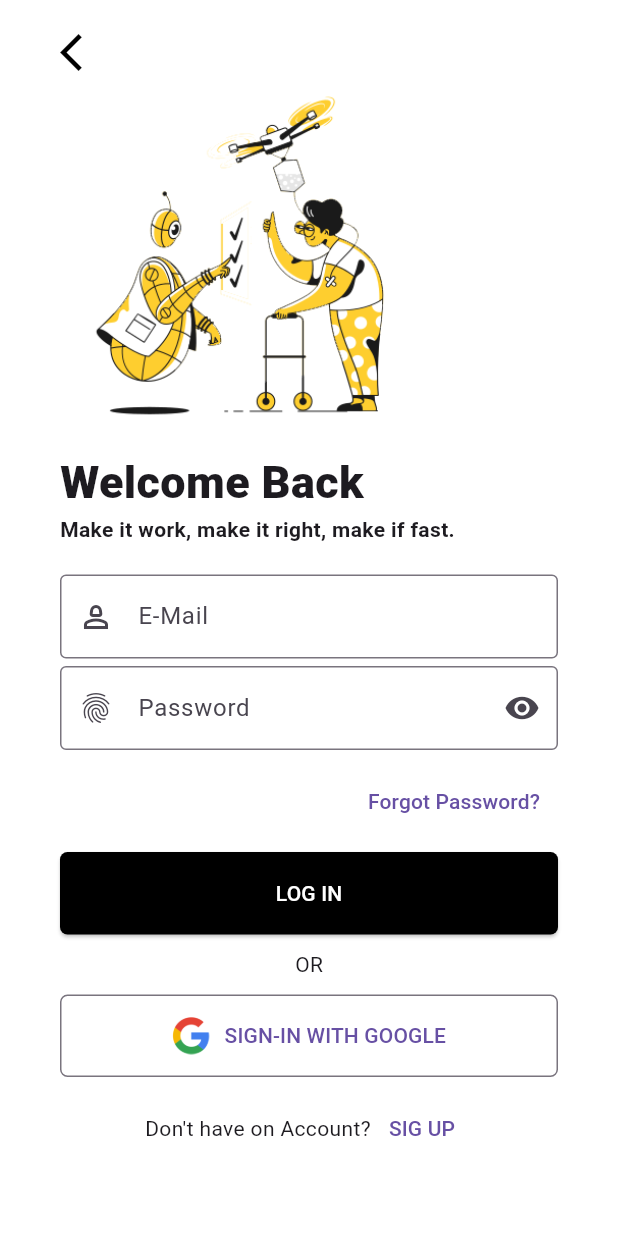
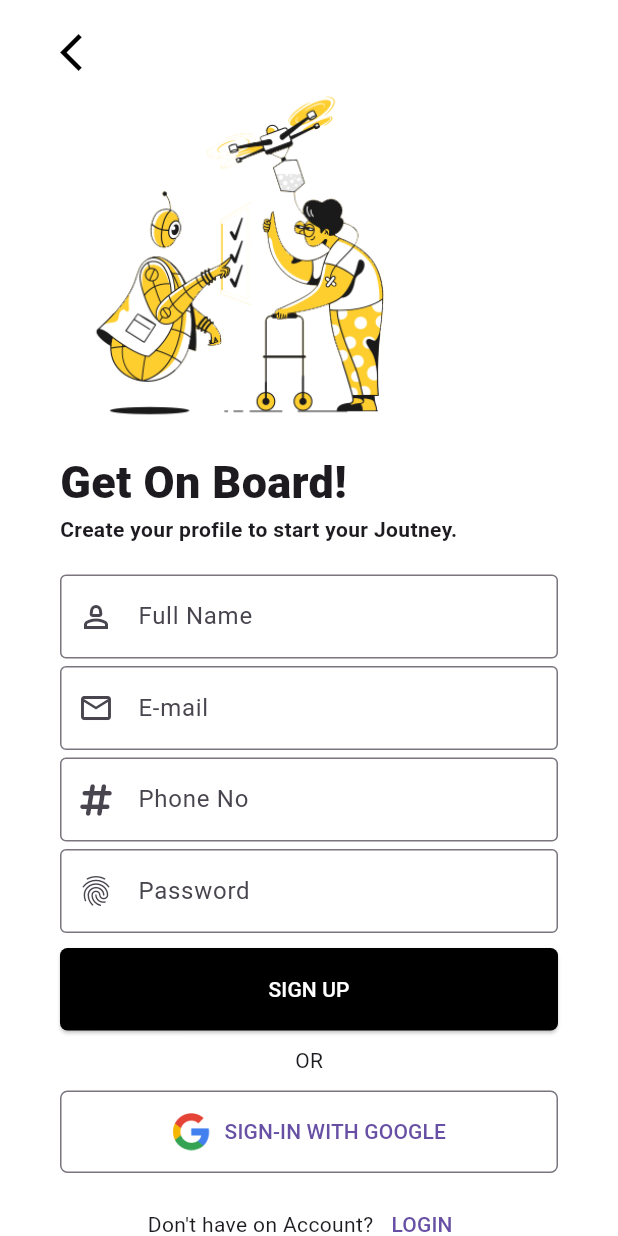
Before and after one commit to ammarinboiman/flutter_dti_project, a Flutter app: the SigupUi screen opened directly, on a phone screen of 412 x 824 dp. Run offline on Flutter 3.47's test engine with Material 3 defaults, Android fonts, the phone set to English and light mode, and no system bars; our stand-ins replace font_awesome_flutter, google_fonts; Roboto replaces fonts that are missing (Kanit).

Commit message:
Project Complete v.1

```diff
--- a/lib/main.dart
+++ b/lib/main.dart
@@ -1,5 +1,7 @@
 import 'package:flutter/material.dart';
 import 'package:flutter_dti_project/views/login_ui.dart';
+import 'package:flutter_dti_project/views/sigup_ui.dart';
+import 'package:flutter_dti_project/views/welcome_ui.dart';
 import 'package:google_fonts/google_fonts.dart';
 
 
@@ -20,7 +22,7 @@ class _FlutterDtiProjectState extends State<FlutterDtiProject> {
   Widget build(BuildContext context) {
     return MaterialApp(
       debugShowCheckedModeBanner: false,
-      home: LoginUi(),
+      home: SigupUi(),
       theme: ThemeData(
         textTheme: GoogleFonts.kanitTextTheme(
         Theme.of(context).textTheme
--- a/lib/views/sigup_ui.dart
+++ b/lib/views/sigup_ui.dart
@@ -1,6 +1,8 @@
 // ignore_for_file: sort_child_properties_last
 
 import 'package:flutter/material.dart';
+import 'package:flutter_dti_project/views/login_ui.dart';
+import 'package:font_awesome_flutter/font_awesome_flutter.dart';
 
 class SigupUi extends StatefulWidget {
   const SigupUi({super.key});
@@ -14,7 +16,8 @@ class _SigupUiState extends State<SigupUi> {
   Widget build(BuildContext context) {
     return Scaffold(
       backgroundColor: Colors.white,
-      body: Padding(
+      body: SingleChildScrollView(
+        child: Padding(
           padding: const EdgeInsets.only(
             left: 40,
             right: 40,
@@ -30,7 +33,14 @@ class _SigupUiState extends State<SigupUi> {
                 Align(
                   alignment: Alignment.centerLeft,
                   child: InkWell(
-                  onTap: () { },
+                    onTap: () {
+                       Navigator.push(
+                        context,
+                        MaterialPageRoute(
+                          builder: (context) => LoginUi(),
+                        ),
+                      );
+                    },
                     child: Icon(
                       Icons.arrow_back_ios,
                       color: Colors.black,
@@ -48,7 +58,7 @@ class _SigupUiState extends State<SigupUi> {
                 Align(
                   alignment: Alignment.centerLeft,
                   child: Text(
-                  'Welcome Back',
+                    'Get On Board!',
                     style: TextStyle(
                       fontSize: 30,
                       fontWeight: FontWeight.w900,
@@ -58,7 +68,7 @@ class _SigupUiState extends State<SigupUi> {
                 Align(
                   alignment: Alignment.centerLeft,
                   child: Text(
-                  'Make it work, make it right, make if fast.',
+                    'Create your profile to start your Joutney.',
                     style: TextStyle(
                       fontWeight: FontWeight.bold,
                     ),
@@ -73,7 +83,31 @@ class _SigupUiState extends State<SigupUi> {
                     prefixIcon: Icon(
                       Icons.person_2_outlined,
                     ),
-                  labelText: 'E-Mail',
+                    labelText: 'Full Name',
+                  ),
+                ),
+                SizedBox(
+                  height: 5,
+                ),
+                TextField(
+                  decoration: InputDecoration(
+                    border: OutlineInputBorder(),
+                    prefixIcon: Icon(
+                      Icons.email_outlined,
+                    ),
+                    labelText: 'E-mail',
+                  ),
+                ),
+                SizedBox(
+                  height: 5,
+                ),
+                TextField(
+                  decoration: InputDecoration(
+                    border: OutlineInputBorder(),
+                    prefixIcon: Icon(
+                      FontAwesomeIcons.hashtag,
+                    ),
+                    labelText: 'Phone No',
                   ),
                 ),
                 SizedBox(
@@ -87,22 +121,6 @@ class _SigupUiState extends State<SigupUi> {
                       Icons.fingerprint,
                     ),
                     hintText: 'Password',
-                  suffixIcon: IconButton(
-                    onPressed: () {},
-                    icon: Icon(
-                      Icons.visibility,
-                    ),
-                  ),
-                ),
-              ),
-              SizedBox(
-                height: 10,
-              ),
-              Align(
-                alignment: Alignment.centerRight,
-                child: TextButton(
-                  onPressed: () {},
-                  child: Text('Forgot Password?'),
                     ),
                   ),
                 SizedBox(
@@ -111,7 +129,7 @@ class _SigupUiState extends State<SigupUi> {
                 ElevatedButton(
                   onPressed: () {},
                   child: Text(
-                  'LOG IN',
+                    'SIGN UP',
                     style: TextStyle(
                       color: Colors.white,
                     ),
@@ -175,8 +193,15 @@ class _SigupUiState extends State<SigupUi> {
                         'Don\'t have on Account?'
                       ),
                       TextButton(
-                    onPressed: () {},
-                    child: Text('SIG UP'),
+                      onPressed: () {
+                         Navigator.push(
+                        context,
+                        MaterialPageRoute(
+                          builder: (context) => LoginUi(),
+                        ),
+                      );
+                      },
+                      child: Text('LOGIN'),
                     ),
                     ],
                   ),
@@ -185,6 +210,7 @@ class _SigupUiState extends State<SigupUi> {
             ),
           ),
         ),
+      ),
     );
   }
 }
```
Also changed, not shown: lib/views/login_ui.dart (+22 -6 lines), lib/views/welcome_ui.dart (+19 -2 lines). Lines whose indentation alone changed are shown as unchanged.
